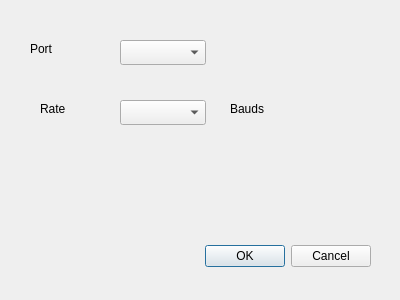
Old version of the form UI/rs232_ui.ui in the repository pgTech123/Luciole.
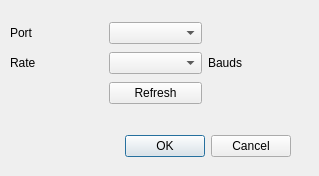
New version of the form.

```diff
--- a/UI/rs232_ui.ui
+++ b/UI/rs232_ui.ui
@@ -6,19 +6,25 @@
    <rect>
     <x>0</x>
     <y>0</y>
-    <width>400</width>
-    <height>300</height>
+    <width>319</width>
+    <height>176</height>
    </rect>
   </property>
+  <property name="sizePolicy">
+   <sizepolicy hsizetype="Preferred" vsizetype="MinimumExpanding">
+    <horstretch>0</horstretch>
+    <verstretch>0</verstretch>
+   </sizepolicy>
+  </property>
   <property name="windowTitle">
    <string>Serial port</string>
   </property>
   <widget class="QDialogButtonBox" name="buttonBox">
    <property name="geometry">
     <rect>
-     <x>30</x>
-     <y>240</y>
-     <width>341</width>
+     <x>10</x>
+     <y>130</y>
+     <width>281</width>
      <height>32</height>
     </rect>
    </property>
@@ -29,64 +35,55 @@
     <set>QDialogButtonBox::Cancel|QDialogButtonBox::Ok</set>
    </property>
   </widget>
-  <widget class="QComboBox" name="comboBox">
+  <widget class="QWidget" name="gridLayoutWidget">
    <property name="geometry">
     <rect>
-     <x>120</x>
-     <y>40</y>
-     <width>86</width>
-     <height>25</height>
+     <x>10</x>
+     <y>20</y>
+     <width>291</width>
+     <height>89</height>
     </rect>
    </property>
-  </widget>
-  <widget class="QComboBox" name="comboBox_2">
-   <property name="geometry">
-    <rect>
-     <x>120</x>
-     <y>100</y>
-     <width>86</width>
-     <height>25</height>
-    </rect>
-   </property>
-  </widget>
-  <widget class="QLabel" name="label">
-   <property name="geometry">
-    <rect>
-     <x>30</x>
-     <y>40</y>
-     <width>67</width>
-     <height>17</height>
-    </rect>
-   </property>
-   <property name="text">
-    <string>Port</string>
-   </property>
-  </widget>
-  <widget class="QLabel" name="label_2">
-   <property name="geometry">
-    <rect>
-     <x>40</x>
-     <y>100</y>
-     <width>67</width>
-     <height>17</height>
-    </rect>
-   </property>
-   <property name="text">
-    <string>Rate</string>
-   </property>
-  </widget>
-  <widget class="QLabel" name="label_3">
-   <property name="geometry">
-    <rect>
-     <x>230</x>
-     <y>100</y>
-     <width>67</width>
-     <height>17</height>
-    </rect>
-   </property>
-   <property name="text">
-    <string>Bauds</string>
-   </property>
+   <layout class="QGridLayout" name="gridLayout">
+    <item row="1" column="2">
+     <widget class="QLabel" name="label_3">
+      <property name="text">
+       <string>Bauds</string>
+      </property>
+     </widget>
+    </item>
+    <item row="1" column="0">
+     <widget class="QLabel" name="label_2">
+      <property name="text">
+       <string>Rate</string>
+      </property>
+     </widget>
+    </item>
+    <item row="1" column="1">
+     <widget class="QComboBox" name="comboBoxBaudRate">
+      <property name="currentIndex">
+       <number>-1</number>
+      </property>
+     </widget>
+    </item>
+    <item row="0" column="1">
+     <widget class="QComboBox" name="comboBoxPort"/>
+    </item>
+    <item row="0" column="0">
+     <widget class="QLabel" name="label">
+      <property name="text">
+       <string>Port</string>
+      </property>
+     </widget>
+    </item>
+    <item row="2" column="1">
+     <widget class="QPushButton" name="pushButtonRefresh">
+      <property name="text">
+       <string>Refresh</string>
+      </property>
+     </widget>
+    </item>
+   </layout>
   </widget>
  </widget>
  <resources/>
```
